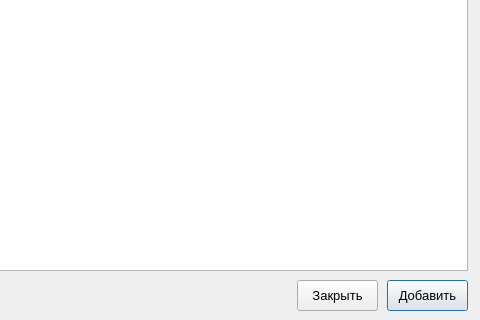
Old version of the form GUI/MainWindow/artsys.ui in the repository sabbraxcaddabra/IntBalOptimization; both pictures show x 243 to 723 and y 180 to 500 of the 723 by 500 pixel window.
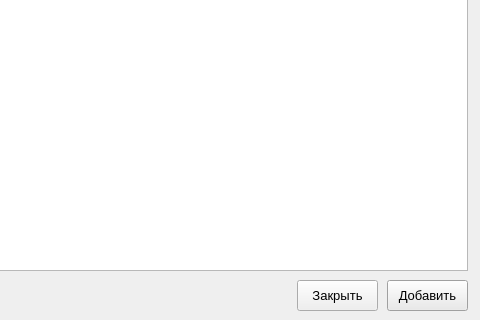
New version of the form.

What changed in the file:
```diff
--- a/GUI/MainWindow/artsys.ui
+++ b/GUI/MainWindow/artsys.ui
@@ -28,6 +28,70 @@
     <height>500</height>
    </size>
   </property>
+  <property name="palette">
+   <palette>
+    <active>
+     <colorrole role="Highlight">
+      <brush brushstyle="SolidPattern">
+       <color alpha="255">
+        <red>223</red>
+        <green>223</green>
+        <blue>223</blue>
+       </color>
+      </brush>
+     </colorrole>
+     <colorrole role="HighlightedText">
+      <brush brushstyle="SolidPattern">
+       <color alpha="255">
+        <red>0</red>
+        <green>0</green>
+        <blue>0</blue>
+       </color>
+      </brush>
+     </colorrole>
+    </active>
+    <inactive>
+     <colorrole role="Highlight">
+      <brush brushstyle="SolidPattern">
+       <color alpha="255">
+        <red>223</red>
+        <green>223</green>
+        <blue>223</blue>
+       </color>
+      </brush>
+     </colorrole>
+     <colorrole role="HighlightedText">
+      <brush brushstyle="SolidPattern">
+       <color alpha="255">
+        <red>0</red>
+        <green>0</green>
+        <blue>0</blue>
+       </color>
+      </brush>
+     </colorrole>
+    </inactive>
+    <disabled>
+     <colorrole role="Highlight">
+      <brush brushstyle="SolidPattern">
+       <color alpha="255">
+        <red>0</red>
+        <green>120</green>
+        <blue>215</blue>
+       </color>
+      </brush>
+     </colorrole>
+     <colorrole role="HighlightedText">
+      <brush brushstyle="SolidPattern">
+       <color alpha="255">
+        <red>0</red>
+        <green>0</green>
+        <blue>0</blue>
+       </color>
+      </brush>
+     </colorrole>
+    </disabled>
+   </palette>
+  </property>
   <property name="font">
    <font>
     <pointsize>10</pointsize>
```
